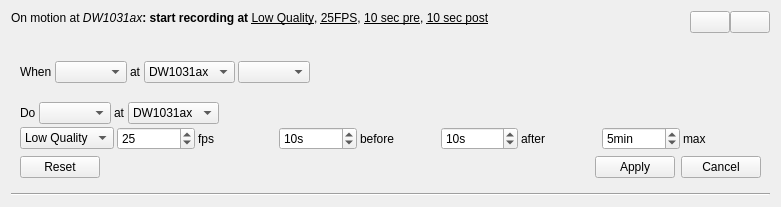
The window that client/src/ui/widgets/business/business_rule_widget.ui (networkoptix/nx_open) describes before a commit, drawn with Qt 5.
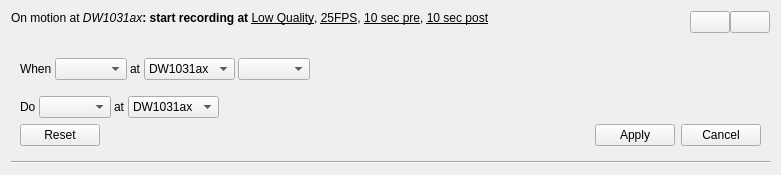
The same window after the commit. Icons and pictures are not drawn.

```diff
--- a/client/src/ui/widgets/business/business_rule_widget.ui
+++ b/client/src/ui/widgets/business/business_rule_widget.ui
@@ -7,7 +7,7 @@
     <x>0</x>
     <y>0</y>
     <width>781</width>
-    <height>207</height>
+    <height>175</height>
    </rect>
   </property>
   <property name="sizePolicy">
@@ -232,84 +232,6 @@
            </item>
           </layout>
          </item>
-         <item>
-          <layout class="QHBoxLayout" name="horizontalLayout_toDelete2">
-           <item>
-            <widget class="QComboBox" name="comboBox_7">
-             <item>
-              <property name="text">
-               <string>Low Quality</string>
-              </property>
-             </item>
-            </widget>
-           </item>
-           <item>
-            <widget class="QSpinBox" name="spinBox">
-             <property name="value">
-              <number>25</number>
-             </property>
-            </widget>
-           </item>
-           <item>
-            <widget class="QLabel" name="label_10">
-             <property name="text">
-              <string>fps</string>
-             </property>
-            </widget>
-           </item>
-           <item>
-            <widget class="QSpinBox" name="spinBox_2">
-             <property name="suffix">
-              <string>s</string>
-             </property>
-             <property name="value">
-              <number>10</number>
-             </property>
-            </widget>
-           </item>
-           <item>
-            <widget class="QLabel" name="label_11">
-             <property name="text">
-              <string>before</string>
-             </property>
-            </widget>
-           </item>
-           <item>
-            <widget class="QSpinBox" name="spinBox_3">
-             <property name="suffix">
-              <string>s</string>
-             </property>
-             <property name="value">
-              <number>10</number>
-             </property>
-            </widget>
-           </item>
-           <item>
-            <widget class="QLabel" name="label_12">
-             <property name="text">
-              <string>after</string>
-             </property>
-            </widget>
-           </item>
-           <item>
-            <widget class="QSpinBox" name="spinBox_4">
-             <property name="suffix">
-              <string>min</string>
-             </property>
-             <property name="value">
-              <number>5</number>
-             </property>
-            </widget>
-           </item>
-           <item>
-            <widget class="QLabel" name="label_13">
-             <property name="text">
-              <string>max</string>
-             </property>
-            </widget>
-           </item>
-          </layout>
-         </item>
         </layout>
        </widget>
       </item>
```
